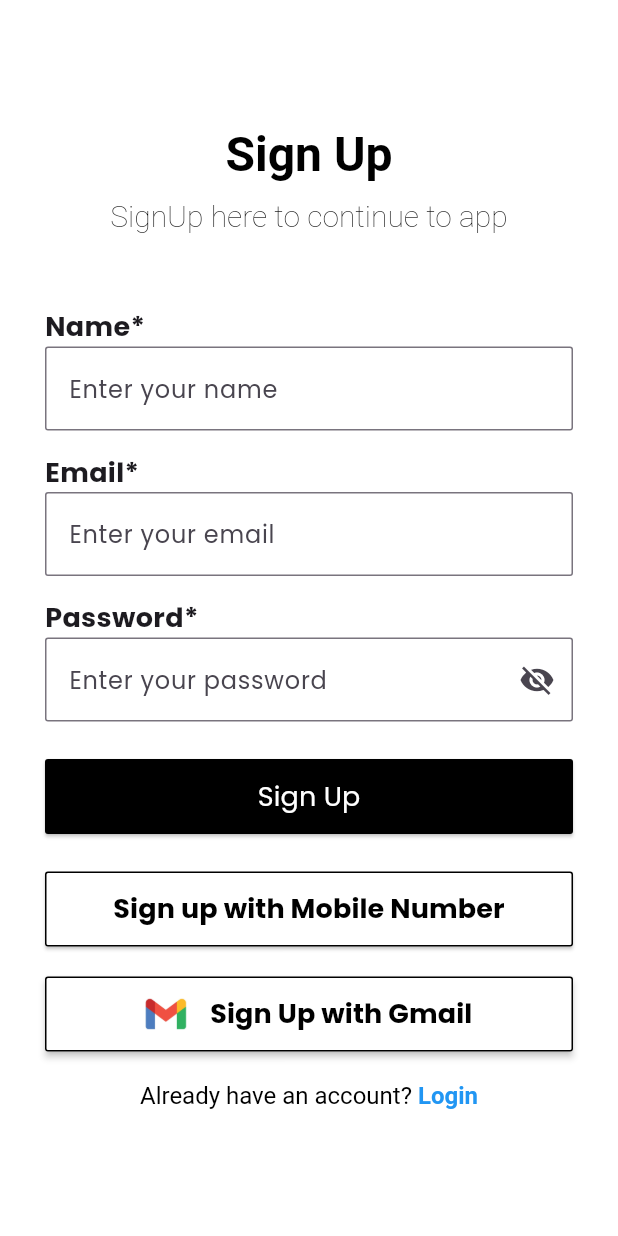
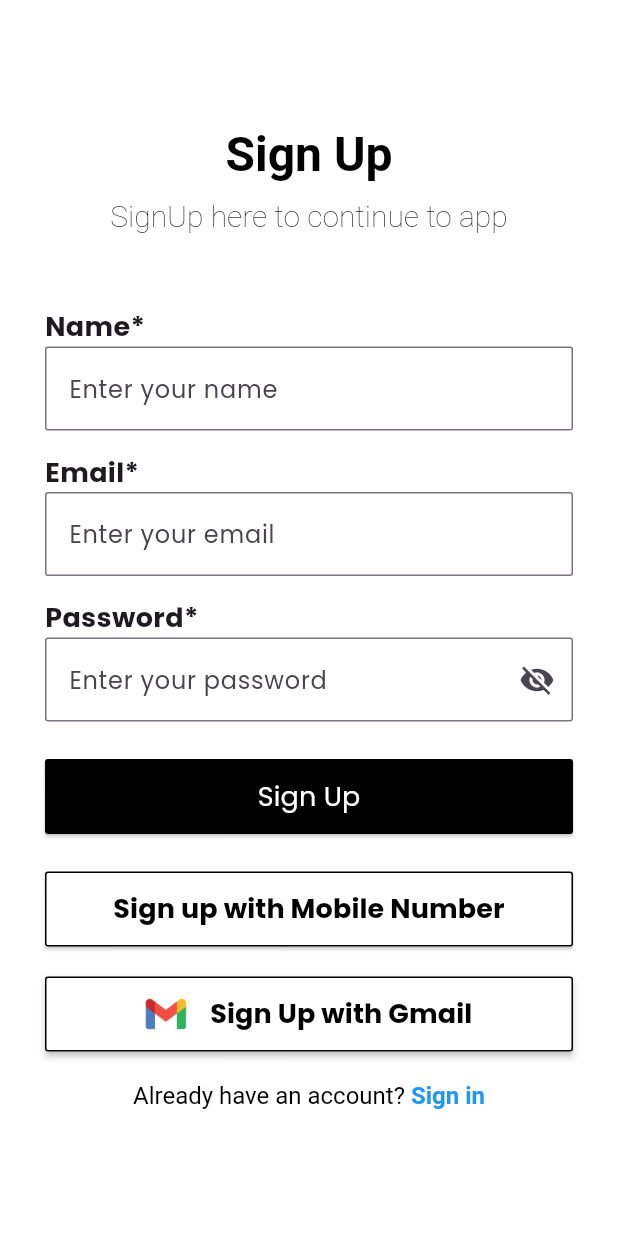
Before and after one commit to skhasan071/college_app, a Flutter app: the SignupPage screen opened directly, on a phone screen of 412 x 824 dp. Run offline on Flutter 3.47's test engine with Material 3 defaults, Android fonts, the phone set to English and light mode, and no system bars; our stand-ins replace device_preview, geocoding, geolocator, get, google_sign_in, pin_code_fields and 2 more; missing offline and left inert: dart:html; accounts and stored records are empty; network calls fail.

```diff
--- a/lib/view/Filters&Compare/colleges.dart
+++ b/lib/view/Filters&Compare/colleges.dart
@@ -56,7 +56,7 @@ class _CollegesState extends State<Colleges> {
               Padding(
                 padding: EdgeInsets.symmetric(horizontal: 8, vertical: 6),
                 child: Text(
-                  "Hello, ${profile.profile.value == null ? "Guest" : profile.profile.value!.name}",
+                  "Hello, ${profile.profile.value == null ? "User" : profile.profile.value!.name}",
                   style: TextStyle(fontSize: 22, fontWeight: FontWeight.bold),
                 ),
               ),
--- a/lib/view/SignUpLogin/login.dart
+++ b/lib/view/SignUpLogin/login.dart
@@ -9,6 +9,7 @@ import 'package:shared_preferences/shared_preferences.dart';
 import 'package:http/http.dart' as http;
 import 'dart:convert';
 import '../../resetPassword/SendOtpScreen.dart';
+import '../../view_model/controller.dart';
 import '../../view_model/data_loader.dart';
 import '../home_page.dart';
 import 'mobilenoauth.dart';
@@ -51,7 +52,9 @@ class _LoginPageState extends State<LoginPage> {
         String token = map['token'];
 
         await saveToken(token);
-
+        final controller = Get.find<Controller>();
+        controller.isGuestIn.value = false; // user is logged in now
+        controller.isLoggedIn.value = true;
         Navigator.pushAndRemoveUntil(
           context,
             MaterialPageRoute(builder: (context) => HomePage(token)),
@@ -193,7 +196,7 @@ class _LoginPageState extends State<LoginPage> {
                     ),
                     onPressed: _handleLogin,
                     child: const Text(
-                      "Login",
+                      "Sign In",
                       style: TextStyle(color: Colors.white, fontSize: 18),
                     ),
                   ),
--- a/lib/view/SignUpLogin/signuppage.dart
+++ b/lib/view/SignUpLogin/signuppage.dart
@@ -261,7 +261,7 @@ class _SignupPageState extends State<SignupPage> {
                   style: const TextStyle(fontSize: 16, color: Colors.black),
                   children: [
                     TextSpan(
-                      text: "Login",
+                      text: "Sign in",
                       style: const TextStyle(
                         fontSize: 16,
                         color: Colors.blue,
```
